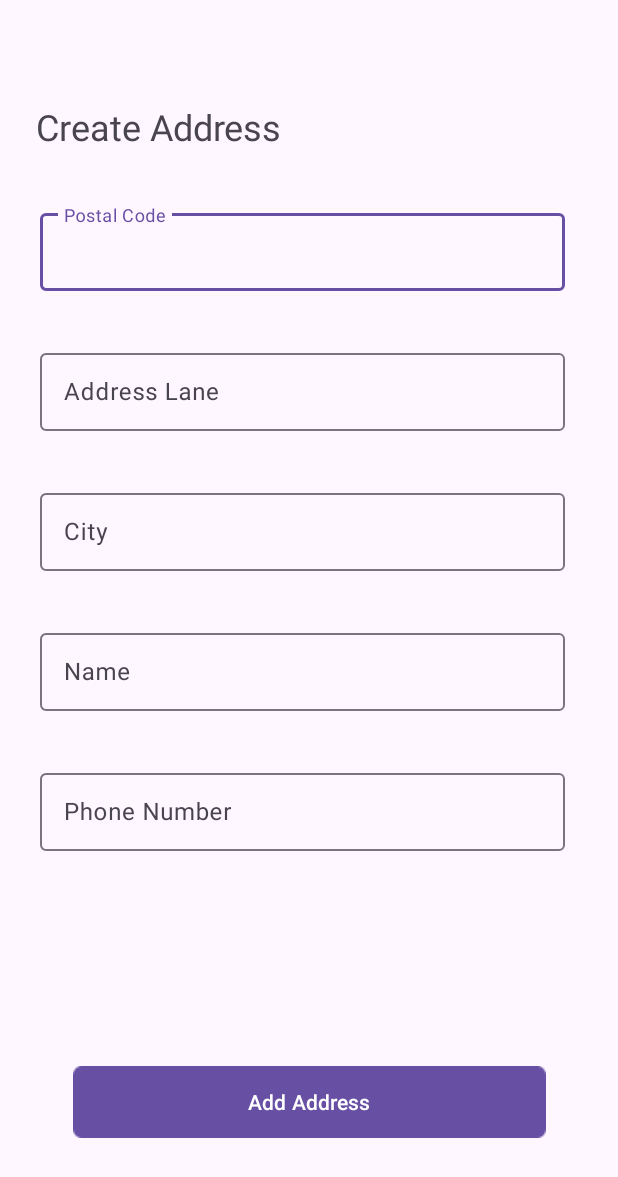
After one commit to nigabeto/RosaFoodsMobile, an Android app: the AddAddressActivity screen opened directly, with no data from a screen before it, on a phone screen of 412 x 824 dp. The commit adds this screen. Shown: the top 1177 px of the screen. Run offline under Robolectric (Android 15) with nearby library versions, the phone set to English and light mode, and no system bars; our stand-ins replace Firebase (no records; nobody signed in at launch, a user with empty details on screens opened directly), Volley.

Commit message:
Criação da tela activity_add_address.xml e AddAddressActivity.java para adicionar endereço com preenchimento automatico do CEP com API VIACEP tela de adicionar endereço

```diff
--- a/app/build.gradle.kts
+++ b/app/build.gradle.kts
@@ -43,6 +43,7 @@ dependencies {
     implementation(libs.credentials.play.services.auth)
     implementation(libs.googleid)
     implementation(libs.firebase.firestore)
+    implementation(libs.volley)
     testImplementation(libs.junit)
     androidTestImplementation(libs.ext.junit)
     androidTestImplementation(libs.espresso.core)
--- a/app/src/main/AndroidManifest.xml
+++ b/app/src/main/AndroidManifest.xml
@@ -14,6 +14,9 @@
         android:supportsRtl="true"
         android:theme="@style/Theme.RosaFoods"
         tools:targetApi="31">
+        <activity
+            android:name=".AddAddressActivity"
+            android:exported="false" />
         <activity
             android:name=".AddressActivity"
             android:exported="false" />
--- /dev/null
+++ b/app/src/main/java/com/jrmedia/rosafoods/AddAddressActivity.java
@@ -0,0 +1,219 @@
+package com.jrmedia.rosafoods;
+
+import android.os.Bundle;
+import android.os.Handler;
+import android.text.Editable;
+import android.text.TextWatcher;
+import android.util.Log;
+import android.view.View;
+import android.widget.Button;
+import android.widget.EditText;
+import android.widget.Toast;
+
+import androidx.activity.EdgeToEdge;
+import androidx.annotation.NonNull;
+import androidx.appcompat.app.AppCompatActivity;
+import androidx.core.graphics.Insets;
+import androidx.core.view.ViewCompat;
+import androidx.core.view.WindowInsetsCompat;
+
+import com.android.volley.Request;
+import com.android.volley.RequestQueue;
+import com.android.volley.Response;
+import com.android.volley.VolleyError;
+import com.android.volley.toolbox.JsonObjectRequest;
+import com.android.volley.toolbox.Volley;
+
+
+import com.google.android.gms.tasks.OnCompleteListener;
+import com.google.android.gms.tasks.Task;
+import com.google.firebase.auth.FirebaseAuth;
+import com.google.firebase.firestore.DocumentReference;
+import com.google.firebase.firestore.FirebaseFirestore;
+
+import org.json.JSONException;
+import org.json.JSONObject;
+
+import java.util.HashMap;
+import java.util.Map;
+
+public class AddAddressActivity extends AppCompatActivity {
+    private EditText mName, mCity, mAddress, mCode, mNumber;
+    private Button mAddAddressbtn;
+    private FirebaseFirestore mStore;
+    private FirebaseAuth mAuth;
+    private RequestQueue requestQueue; // Fila de requisição para Volley
+    private Handler cepHandler = new Handler();
+    private Runnable cepRunnable;
+
+    @Override
+    protected void onCreate(Bundle savedInstanceState) {
+        super.onCreate(savedInstanceState);
+        EdgeToEdge.enable(this);
+        setContentView(R.layout.activity_add_address);
+
+        mName = findViewById(R.id.ad_name);
+        mCity = findViewById(R.id.ad_city);
+        mAddress = findViewById(R.id.ad_address);
+        mCode = findViewById(R.id.ad_code);
+        mNumber = findViewById(R.id.ad_phone);
+        mAddAddressbtn = findViewById(R.id.ad_add_address);
+        mStore = FirebaseFirestore.getInstance();
+        mAuth = FirebaseAuth.getInstance();
+        requestQueue = Volley.newRequestQueue(this); // Inicializando Volley
+        formatarTelefone();
+
+        // Adiciona listener para buscar CEP
+        mCode.addTextChangedListener(new TextWatcher() {
+            @Override
+            public void beforeTextChanged(CharSequence s, int start, int count, int after) {}
+
+            @Override
+            public void onTextChanged(CharSequence s, int start, int before, int count) {
+                String cep = s.toString().replaceAll("[^\\d]", ""); // Remove caracteres não numéricos
+
+                // Cancela qualquer verificação anterior
+                if (cepRunnable != null) {
+                    cepHandler.removeCallbacks(cepRunnable);
+                }
+
+                cepRunnable = () -> {
+                    if (cep.length() == 8) { // Valida se o CEP tem exatamente 8 dígitos
+                        buscarEndereco(cep);
+                    } else if (cep.length() > 0 && cep.length() != 8) {
+                        Toast.makeText(AddAddressActivity.this, "CEP Incorreto", Toast.LENGTH_SHORT).show();
+                    }
+                };
+
+                // Aguarda 500ms antes de validar
+                cepHandler.postDelayed(cepRunnable, 500);
+            }
+
+            @Override
+            public void afterTextChanged(Editable s) {}
+        });
+
+        mAddAddressbtn.setOnClickListener(new View.OnClickListener() {
+            @Override
+            public void onClick(View view) {
+                String name = mName.getText().toString().trim();
+                String city = mCity.getText().toString().trim();
+                String address = mAddress.getText().toString().trim();
+                String code = mCode.getText().toString().trim();
+                String number = mNumber.getText().toString().trim();
+
+                // Validação dos campos obrigatórios
+                if (code.isEmpty()) {
+                    mCode.setError("Campo obrigatório");
+                    mCode.requestFocus();
+                    return;
+                }
+                if (name.isEmpty()) {
+                    mName.setError("Campo obrigatório");
+                    mName.requestFocus();
+                    return;
+                }
+                if (number.isEmpty()) {
+                    mNumber.setError("Campo obrigatório");
+                    mNumber.requestFocus();
+                    return;
+                }
+
+                // Se passou pelas validações, continua normalmente
+                String final_address = name + ", " + city + ", " + address + ", " + code + ", " + number;
+
+                Map<String, String> mMap = new HashMap<>();
+                mMap.put("address", final_address);
+
+                mStore.collection("User").document(mAuth.getCurrentUser().getUid())
+                        .collection("Address").add(mMap).addOnCompleteListener(new OnCompleteListener<DocumentReference>() {
+                            @Override
+                            public void onComplete(@NonNull Task<DocumentReference> task) {
+                                if (task.isSuccessful()) {
+                                    Toast.makeText(AddAddressActivity.this, "Endereço Adicionado", Toast.LENGTH_SHORT).show();
+                                    finish();
+                                }
+                            }
+                        });
+            }
+        });
+
+        ViewCompat.setOnApplyWindowInsetsListener(findViewById(R.id.main), (v, insets) -> {
+            Insets systemBars = insets.getInsets(WindowInsetsCompat.Type.systemBars());
+            v.setPadding(systemBars.left, systemBars.top, systemBars.right, systemBars.bottom);
+            return insets;
+        });
+    }
+
+    private void buscarEndereco(String cep) {
+        String url = "https://viacep.com.br/ws/" + cep + "/json/";
+
+        JsonObjectRequest request = new JsonObjectRequest(Request.Method.GET, url, null,
+                new Response.Listener<JSONObject>() {
+                    @Override
+                    public void onResponse(JSONObject response) {
+                        try {
+                            if (!response.has("erro")) { // Verifica se o CEP é válido
+                                String logradouro = response.getString("logradouro");
+                                String localidade = response.getString("localidade");
+
+                                mAddress.setText(logradouro);
+                                mCity.setText(localidade);
+                            } else {
+                                Toast.makeText(AddAddressActivity.this, "CEP inválido!", Toast.LENGTH_SHORT).show();
+                            }
+                        } catch (JSONException e) {
+                            Log.e("ViaCEP", "Erro ao converter JSON", e);
+                        }
+                    }
+                },
+                new Response.ErrorListener() {
+                    @Override
+                    public void onErrorResponse(VolleyError error) {
+                        Log.e("ViaCEP", "Erro na requisição", error);
+                        Toast.makeText(AddAddressActivity.this, "Erro ao buscar endereço!", Toast.LENGTH_SHORT).show();
+                    }
+                });
+
+        requestQueue.add(request); // Adiciona a requisição na fila
+    }
+
+    private void formatarTelefone() {
+        mNumber.addTextChangedListener(new TextWatcher() {
+            private boolean isUpdating;
+            private String oldText = "";
+
+            @Override
+            public void beforeTextChanged(CharSequence s, int start, int count, int after) {}
+
+            @Override
+            public void onTextChanged(CharSequence s, int start, int before, int count) {
+                if (isUpdating) {
+                    isUpdating = false;
+                    return;
+                }
+
+                String digits = s.toString().replaceAll("[^\\d]", ""); // Remove caracteres não numéricos
+                String formatted = "";
+
+                if (digits.length() > 0) {
+                    formatted += "(" + digits.substring(0, Math.min(2, digits.length()));
+                }
+                if (digits.length() > 2) {
+                    formatted += ") " + digits.substring(2, Math.min(7, digits.length()));
+                }
+                if (digits.length() > 7) {
+                    formatted += "-" + digits.substring(7, Math.min(11, digits.length()));
+                }
+
+                isUpdating = true;
+                mNumber.setText(formatted);
+                mNumber.setSelection(formatted.length()); // Mantém o cursor no final
+            }
+
+            @Override
+            public void afterTextChanged(Editable s) {}
+        });
+    }
+
+}
--- /dev/null
+++ b/app/src/main/res/layout/activity_add_address.xml
@@ -0,0 +1,130 @@
+<?xml version="1.0" encoding="utf-8"?>
+<androidx.constraintlayout.widget.ConstraintLayout xmlns:android="http://schemas.android.com/apk/res/android"
+    xmlns:app="http://schemas.android.com/apk/res-auto"
+    xmlns:tools="http://schemas.android.com/tools"
+    android:id="@+id/main"
+    android:layout_width="match_parent"
+    android:layout_height="match_parent"
+    tools:context=".AddAddressActivity">
+
+    <TextView
+        android:id="@+id/textView8"
+        android:layout_width="wrap_content"
+        android:layout_height="wrap_content"
+        android:layout_marginStart="24dp"
+        android:layout_marginTop="68dp"
+        android:text="Create Address"
+        android:textSize="24sp"
+        app:layout_constraintStart_toStartOf="parent"
+        app:layout_constraintTop_toTopOf="parent" />
+
+    <com.google.android.material.textfield.TextInputLayout
+        android:id="@+id/textInputLayout"
+        android:layout_width="350dp"
+        android:layout_height="57dp"
+        android:layout_marginTop="36dp"
+        android:layout_marginEnd="35dp"
+        android:hint="Postal Code"
+        app:layout_constraintEnd_toEndOf="parent"
+        app:layout_constraintTop_toBottomOf="@+id/textView8">
+
+        <EditText
+            android:id="@+id/ad_code"
+            android:layout_width="match_parent"
+            android:layout_height="match_parent"
+            android:inputType="number" />
+
+    </com.google.android.material.textfield.TextInputLayout>
+
+    <com.google.android.material.textfield.TextInputLayout
+        android:id="@+id/textInputLayout2"
+        android:layout_width="350dp"
+        android:layout_height="57dp"
+        android:layout_marginTop="36dp"
+        android:layout_marginEnd="35dp"
+        android:hint="Address Lane"
+        app:layout_constraintEnd_toEndOf="parent"
+        app:layout_constraintTop_toBottomOf="@+id/textInputLayout">
+
+        <EditText
+            android:id="@+id/ad_address"
+            android:layout_width="match_parent"
+            android:layout_height="match_parent"
+            android:inputType="text" />
+
+    </com.google.android.material.textfield.TextInputLayout>
+
+    <com.google.android.material.textfield.TextInputLayout
+        android:id="@+id/textInputLayout3"
+        android:layout_width="350dp"
+        android:layout_height="57dp"
+        android:layout_marginTop="36dp"
+        android:layout_marginEnd="35dp"
+        android:hint="City"
+        app:layout_constraintEnd_toEndOf="parent"
+        app:layout_constraintTop_toBottomOf="@+id/textInputLayout2">
+
+        <EditText
+            android:id="@+id/ad_city"
+            android:layout_width="match_parent"
+            android:layout_height="match_parent"
+            android:inputType="text" />
+
+    </com.google.android.material.textfield.TextInputLayout>
+
+    <com.google.android.material.textfield.TextInputLayout
+        android:id="@+id/textInputLayout4"
+        android:layout_width="350dp"
+        android:layout_height="57dp"
+        android:layout_marginTop="36dp"
+        android:layout_marginEnd="35dp"
+        android:hint="Name"
+        app:layout_constraintEnd_toEndOf="parent"
+        app:layout_constraintTop_toBottomOf="@+id/textInputLayout3">
+
+        <EditText
+            android:id="@+id/ad_name"
+            android:layout_width="match_parent"
+            android:layout_height="match_parent"
+            android:inputType="text" />
+
+    </com.google.android.material.textfield.TextInputLayout>
+
+    <com.google.android.material.textfield.TextInputLayout
+        android:id="@+id/textInputLayout5"
+        android:layout_width="350dp"
+        android:layout_height="57dp"
+        android:layout_marginTop="36dp"
+        android:layout_marginEnd="35dp"
+        android:hint="Phone Number"
+        app:layout_constraintEnd_toEndOf="parent"
+        app:layout_constraintTop_toBottomOf="@+id/textInputLayout4">
+
+        <!--<EditText
+            android:id="@+id/ad_phone"
+            android:layout_width="match_parent"
+            android:layout_height="match_parent"
+            android:inputType="phone" />-->
+        <EditText
+            android:id="@+id/ad_phone"
+            android:layout_width="match_parent"
+            android:layout_height="match_parent"
+            android:inputType="phone"
+            android:maxLength="15"/> <!-- Máximo de 15 caracteres incluindo espaços e parênteses -->
+
+
+    </com.google.android.material.textfield.TextInputLayout>
+
+    <Button
+        android:id="@+id/ad_add_address"
+        android:layout_width="wrap_content"
+        android:layout_height="wrap_content"
+        android:layout_marginBottom="30dp"
+        android:background="@drawable/login_btn_bg"
+        android:text="Add Address"
+        app:layout_constraintBottom_toBottomOf="parent"
+        app:layout_constraintEnd_toEndOf="parent"
+        app:layout_constraintStart_toStartOf="parent"
+        app:layout_constraintTop_toBottomOf="@+id/textInputLayout5"
+        app:layout_constraintVertical_bias="0.803" />
+</androidx.constraintlayout.widget.ConstraintLayout>
--- a/gradle/libs.versions.toml
+++ b/gradle/libs.versions.toml
@@ -13,6 +13,7 @@ credentials = "1.5.0-rc01"
 credentialsPlayServicesAuth = "1.3.0"
 googleid = "1.1.1"
 firebaseFirestore = "25.1.2"
+volley = "1.2.1"
 
 [libraries]
 junit = { group = "junit", name = "junit", version.ref = "junit" }
@@ -27,6 +28,7 @@ credentials = { group = "androidx.credentials", name = "credentials", version.re
 credentials-play-services-auth = { group = "androidx.credentials", name = "credentials-play-services-auth", version.ref = "credentialsPlayServicesAuth" }
 googleid = { group = "com.google.android.libraries.identity.googleid", name = "googleid", version.ref = "googleid" }
 firebase-firestore = { group = "com.google.firebase", name = "firebase-firestore", version.ref = "firebaseFirestore" }
+volley = { group = "com.android.volley", name = "volley", version.ref = "volley" }
 
 [plugins]
 android-application = { id = "com.android.application", version.ref = "agp" }
```
Also changed, not shown: app/src/main/java/com/jrmedia/rosafoods/AddressActivity.java (+9 -0 lines).
